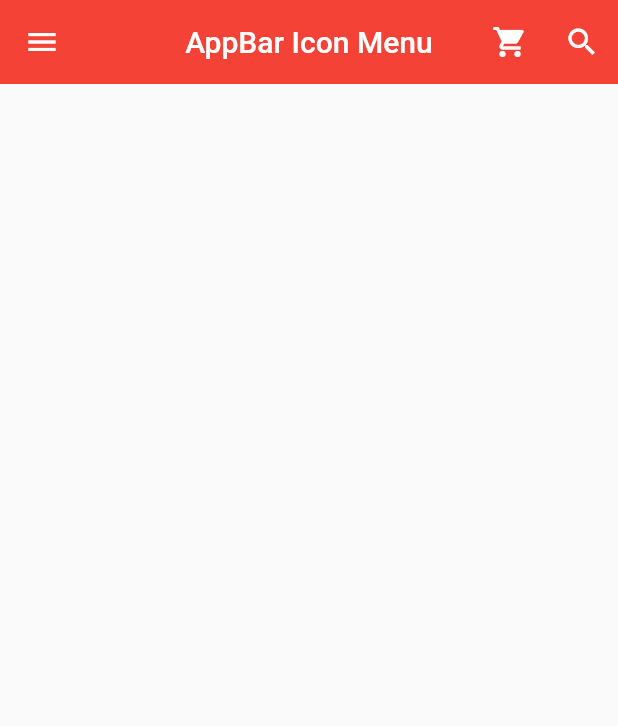
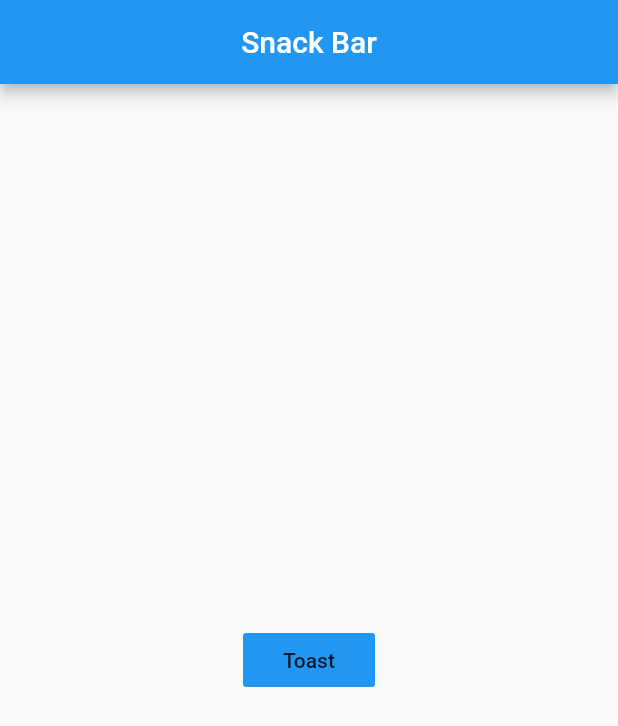
Before and after one commit to coqoa/flutter_codingchef_beginner, a Flutter app: the screen it shows after launch, on a phone screen of 412 x 824 dp. Shown: the top 726 px of the screen. Run offline on Flutter 3.47's test engine with Material 2 defaults, Android fonts, the phone set to English and light mode, and no system bars; our stand-ins replace fluttertoast.

Commit message:
220814 BuildContext 이해하기(17,18,19강)
Snack Bar,
Scaffold.of(),
Build(),
fluttertoast

```diff
--- a/lib/main.dart
+++ b/lib/main.dart
@@ -1,4 +1,5 @@
 import 'package:flutter/material.dart';
+import 'package:fluttertoast/fluttertoast.dart';
 
 void main() => runApp(MyApp());
 
@@ -6,105 +7,39 @@ class MyApp extends StatelessWidget {
   @override
   Widget build(BuildContext context) {
     return MaterialApp(
-      title : 'AppBar',
-      theme: ThemeData(
-        primarySwatch: Colors.red
-      ),
+      title: 'Toast',
       home: MyPage(),
     );
   }
 }
-
 class MyPage extends StatelessWidget {
   @override
   Widget build(BuildContext context) {
     return Scaffold(
       appBar: AppBar(
-        title: Text('AppBar Icon Menu'),
+        title: Text('Snack Bar'),
         centerTitle: true,
-        elevation: 0.0,
-        actions: [
-          IconButton(
-            icon: Icon(Icons.shopping_cart),
-            onPressed: () {
-              print('쇼핑카트 터치 했음');
-            },
-          ),
-          IconButton(
-            icon: Icon(Icons.search),
-            onPressed: () {
-              print('검색 터치 했음');
-            },
-          ),
-        ],
       ),
-      drawer: Drawer(
-        child: ListView(
-          padding: EdgeInsets.zero,
-          children: [
-            UserAccountsDrawerHeader(
-              currentAccountPicture: CircleAvatar(
-                backgroundImage: AssetImage('assets/COQOA.jpeg'),
-                backgroundColor: Colors.white,
-
-              ),
-              otherAccountsPictures: [
-                CircleAvatar(
-                  backgroundImage: AssetImage('assets/POMOTODO.png'),
-                  backgroundColor: Colors.white,
-                ),
-                // CircleAvatar(
-                //   backgroundImage: AssetImage('assets/POMOTODO.png'),
-                //   backgroundColor: Colors.white,
-                // ),
-              ],
-
-              accountName: Text('최병민'),
-              accountEmail: Text('coqoa28@gmail.com'),
-              onDetailsPressed:(){
-                print('arrow is clicked');
-              },
-              decoration: BoxDecoration(
-                color: Colors.orange[500],
-                borderRadius: BorderRadius.only(
-                  bottomLeft: Radius.circular(40.0),
-                  bottomRight: Radius.circular(40.0)
-                )
-              ),
-            ),
-            ListTile(
-              leading: Icon(Icons.home,
-                color: Colors.grey[800],
-              ),
-              title: Text('Home'),
-              onTap: (){
-                print('Home is Clicked');
-              },
-              trailing: Icon(Icons.add),
-            ),
-            ListTile(
-              leading: Icon(Icons.settings,
-                color: Colors.grey[800],
-              ),
-              title: Text('Settings'),
-              onTap: (){
-                print('Settings is Clicked');
-              },
-              trailing: Icon(Icons.add),
-            ),
-            ListTile(
-              leading: Icon(Icons.question_answer,
-                color: Colors.grey[800],
-              ),
-              title: Text('Q&A'),
-              onTap: (){
-                print('Q&A is Clicked');
-              },
-              trailing: Icon(Icons.add),
-            ),
-          ],
+      body: Center(
+        child: FlatButton(
+          onPressed:(){
+            flutterToast();
+          },
+          child: Text('Toast'),
+          color: Colors.blue,
         ),
       ),
     );
   }
 }
+
+void flutterToast(){
+  Fluttertoast.showToast(msg: "Flutterrrrr",
+    // 커스터마이징
+    gravity: ToastGravity.BOTTOM,
+    backgroundColor: Colors.redAccent,
+    fontSize: 20.0,
+    textColor: Colors.white,
+    toastLength: Toast.LENGTH_SHORT
+  );
+}
--- a/pubspec.yaml
+++ b/pubspec.yaml
@@ -34,6 +34,7 @@ dependencies:
   # The following adds the Cupertino Icons font to your application.
   # Use with the CupertinoIcons class for iOS style icons.
   cupertino_icons: ^1.0.2
+  fluttertoast: ^8.0.9
 
 dev_dependencies:
   flutter_test:
```
Also changed, not shown: pubspec.lock, 3 other files.
